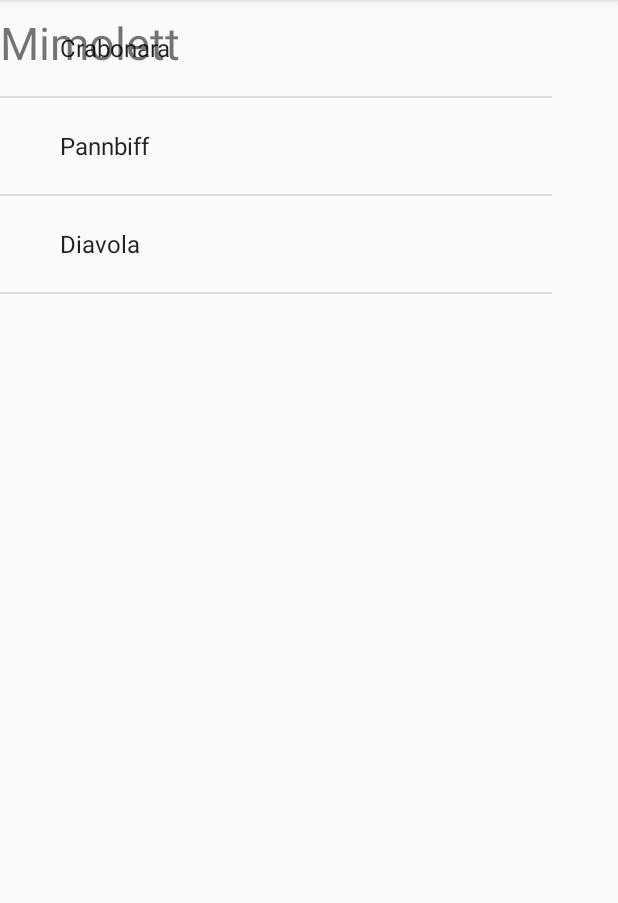
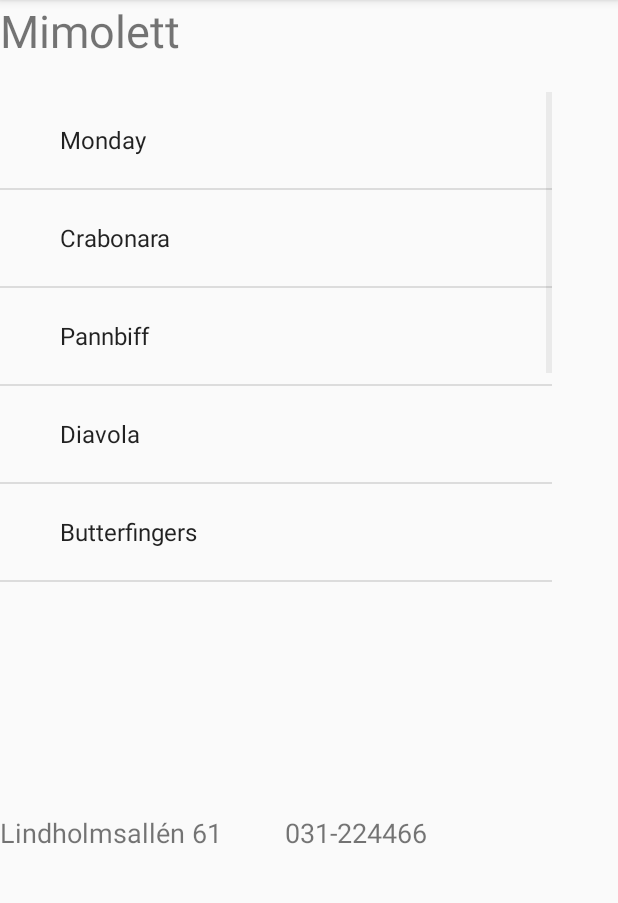
Before and after one commit to glindouf/TodaysLunch, an Android app: the lunch screen opened directly, with no data from a screen before it, on a phone screen of 412 x 824 dp, the part 84-987 px from its top. Run offline under Robolectric (Android 15) with nearby library versions, the phone set to English and light mode, and no system bars.

Commit message:
new changes

```diff
--- a/app/src/main/java/com/example/gustav/todayslunch/lunch.java
+++ b/app/src/main/java/com/example/gustav/todayslunch/lunch.java
@@ -8,15 +8,21 @@ import android.widget.ArrayAdapter;
 
 public class lunch extends AppCompatActivity {
     ListView menu;
-    String[] menuItems = {"Crabonara","Pannbiff","Diavola"};
+    String[] menuItems = {"Monday","Crabonara","Pannbiff","Diavola", "Butterfingers",
+            "Tuesday", "Grillad fläskkarré","Husetsfiskgratäng", "Stektlax"};
 
 
     @Override
     protected void onCreate(Bundle savedInstanceState) {
         super.onCreate(savedInstanceState);
         setContentView(R.layout.activity_lunch);
-        TextView t=(TextView)findViewById(R.id.title);
-        t.setText("Mimolett");
+        TextView title=(TextView)findViewById(R.id.title);
+        title.setText("Mimolett");
+        TextView info =(TextView)findViewById(R.id.info);
+        info.setText("Lindholmsallén 61         031-224466");
+
+
+
         menu = (ListView) findViewById(R.id.menu);
         ArrayAdapter<String> arrayAdapter = new ArrayAdapter<String>(this,android.R.layout.simple_expandable_list_item_1,menuItems);
         menu.setAdapter(arrayAdapter);
--- a/app/src/main/res/layout/activity_lunch.xml
+++ b/app/src/main/res/layout/activity_lunch.xml
@@ -13,16 +13,29 @@
         android:layout_marginTop="8dp"
         android:ems="10"
         android:inputType="textPersonName"
-        android:text="Mimolett Wednesday"
+        android:text=""
         android:textSize="30sp"
-        app:layout_constraintTop_toTopOf="parent"
-        tools:layout_editor_absoluteX="18dp" />
+        tools:layout_editor_absolueX="18dp"
+
+        />
 
     <ListView
         android:id="@+id/menu"
         android:layout_width="368dp"
-        android:layout_height="426dp"
-        tools:layout_editor_absoluteX="8dp"
-        tools:layout_editor_absoluteY="77dp" />
+        android:layout_height="331dp"
+        app:layout_constraintTop_toBottomOf="@+id/title"
+        tools:layout_editor_absoluteX="8dp" />
+
+    <TextView
+        android:id="@+id/info"
+        android:layout_width="359dp"
+        android:layout_height="56dp"
+        android:textSize="18sp"
+        tools:layout_editor_absoluteX="13dp"
+        tools:layout_editor_absoluteY="429dp"
+        android:layout_marginTop="150dp"
+        app:layout_constraintTop_toBottomOf="@+id/menu"
+        />
+
 
 </android.support.constraint.ConstraintLayout>
```
